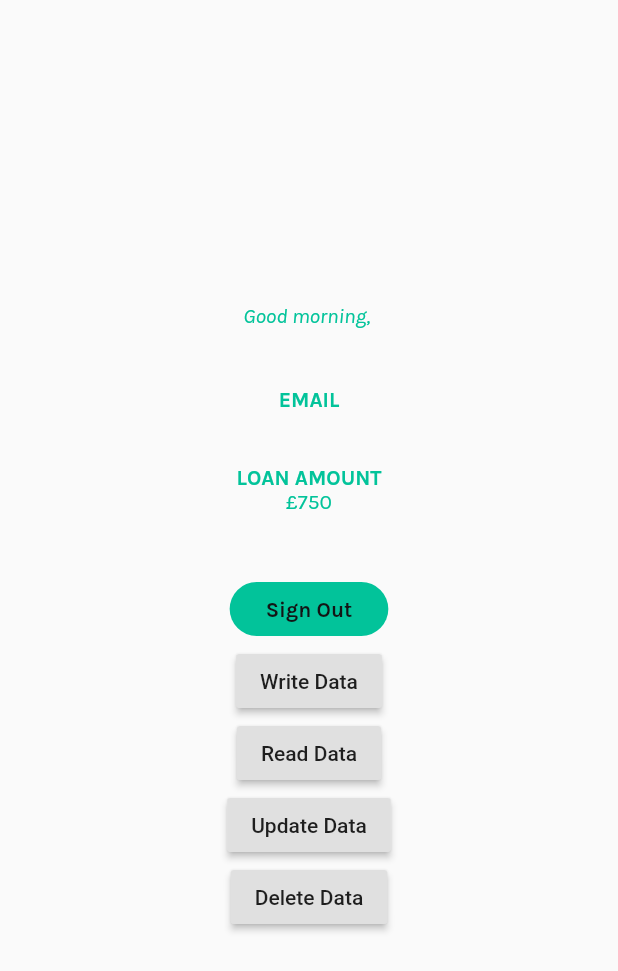
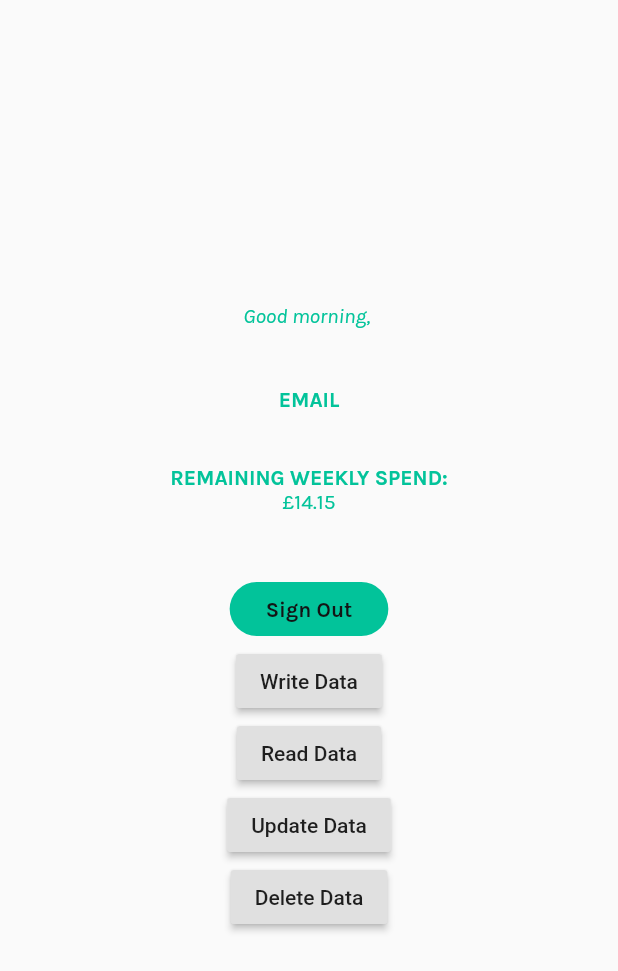
Before and after one commit to LucasBourne/Budgitt, a Flutter app: the MainScreen widget shown alone on an empty page, opened directly, after a tap on "Write Data", after a tap on "Update Data", on a phone screen of 412 x 824 dp. Shown: the top 971 px of the screen. Run offline on Flutter 3.47's test engine with Material 2 defaults, Android fonts, the phone set to English and light mode, and no system bars; our stand-ins replace firebase_auth, firebase_database, google_fonts, google_nav_bar, google_sign_in; accounts and stored records are empty.

Commit message:
Updated weekly spend calculation

```diff
--- a/lib/home_screen_views/main_page.dart
+++ b/lib/home_screen_views/main_page.dart
@@ -49,12 +49,35 @@ class MainScreenState extends State<MainScreen>
     String dateCode = date.year.toString() + "-" + weekNumber.toString();
     return dateCode;
   }
-  void writeData(int newLoanAmount)
+  double getWeeklyRemaining()
+  {
+    DateTime startDate;
+    DateTime endDate;
+    int loanDuration;
+    double loanAmount;
+    double spendPerWeek;
+    if(values["iDat"] != null && values["oDat"] != null)
+    {
+      startDate = DateTime.parse(values["iDat"]);
+      endDate = DateTime.parse(values["oDat"]);
+      loanDuration = endDate.difference(startDate).inDays;
+
+      if(values["loan"] != null)
+      {
+        loanAmount = double.parse(values["loan"].toString());
+        int loanDurationInWeeks = (loanDuration / 7).ceil();
+        spendPerWeek = double.parse((loanAmount / loanDurationInWeeks).toStringAsFixed(2));
+        return spendPerWeek;
+      }
+    }
+    return null;
+  }
+  void writeData(double newLoanAmount)
   {
     dbRef.child(userID).set({
       "name" : name,
-      "iDat" : "01-01-2020",
-      "oDat" : "01-01-2021",
+      "iDat" : "20200131",
+      "oDat" : "20210131",
       "loan" : newLoanAmount,
       "spend" : 0,
       "time" : getDateCode(DateTime.now()),
@@ -66,7 +89,7 @@ class MainScreenState extends State<MainScreen>
   void updateData(int newLoanAmount)
   {
     dbRef.child(userID).update({
-      "loanAmount" : newLoanAmount,
+      "loan" : newLoanAmount,
     });
     setState(() {
       readData();
@@ -79,7 +102,7 @@ class MainScreenState extends State<MainScreen>
       values = ds.value;
       if (values != null)
       {
-        print(values["loanAmount"]);
+        print(values["loan"]);
       }
       else
       {
@@ -106,7 +129,7 @@ class MainScreenState extends State<MainScreen>
       if (values.length != 0)
       {
         return Text(
-          ("£" + values["loanAmount"].toString()),
+          ("£" + getWeeklyRemaining().toString()),
           style: GoogleFonts.karla(
             color: accentColour,
           ),
@@ -151,7 +174,7 @@ class MainScreenState extends State<MainScreen>
               ),
               SizedBox(height: 20),
               Text(
-                'LOAN AMOUNT',
+                'REMAINING WEEKLY SPEND:',
                 style: GoogleFonts.karla(
                   color: accentColour,
                   fontWeight: FontWeight.bold,
@@ -216,8 +239,4 @@ class MainScreenState extends State<MainScreen>
         ),
       );
  }
- String getRemainingThisWeek()
- {
-   return null;
- }
 }
```
